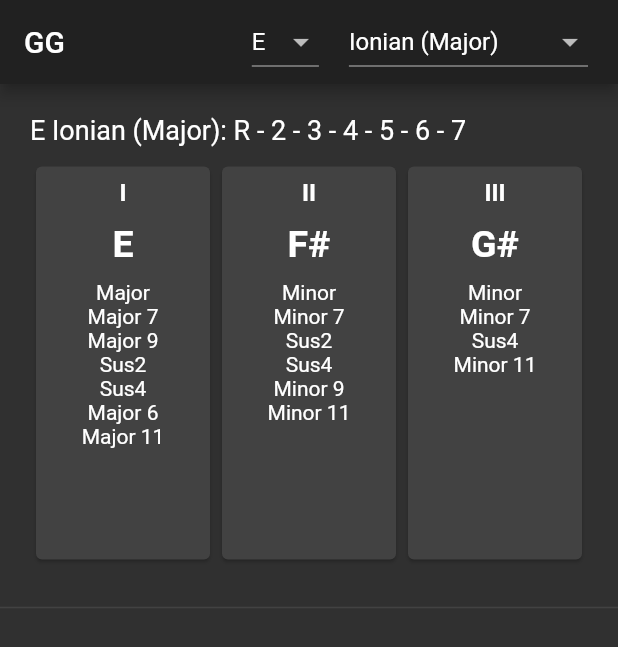
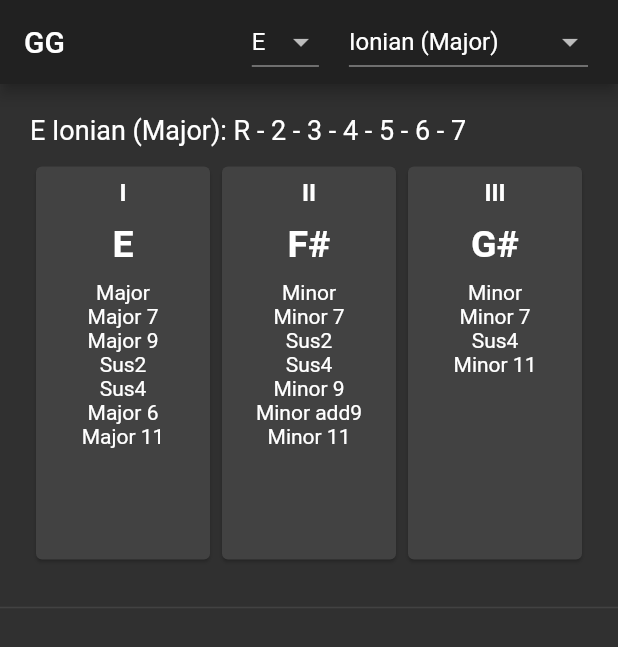
Before and after one commit to EricBichara/GuitarGuide, a Flutter app: the screen it shows after launch, on a phone screen of 412 x 824 dp. Shown: the top 647 px of the screen. Run offline on Flutter 3.47's test engine with Material 2 defaults, Android fonts, the phone set to English and light mode, and no system bars; our stand-ins replace flutter_platform_widgets, get_it.

Commit message:
fix minor 9 add9

```diff
--- a/lib/core/notes.dart
+++ b/lib/core/notes.dart
@@ -50,7 +50,8 @@ class Notes {
       'Major 6': convertScale([Note.root, Note.M3, Note.p5, Note.M6]),
       'Major 11': convertScale([Note.root, Note.M3, Note.p5, Note.M7, Note.p4]),
       'Major b5': convertScale([Note.root, Note.M3, Note.b5]),
-      'Minor 9': convertScale([Note.root, Note.b3, Note.p5, Note.M2]),
+      'Minor 9': convertScale([Note.root, Note.b3, Note.p5, Note.b7, Note.M2]),
+      'Minor add9': convertScale([Note.root, Note.b3, Note.p5, Note.M2]),
       'Minor 11': convertScale([Note.root, Note.b3, Note.p5, Note.p4]),
       'Dominant 9': convertScale([Note.root, Note.M3, Note.p5, Note.b7, Note.M2]),
       'Dominant 11': convertScale([Note.root, Note.M3, Note.p5, Note.b7, Note.p4]),
```
